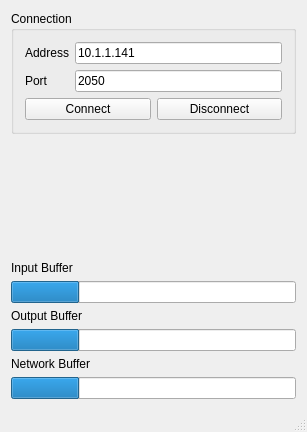
Before: the Qt Designer form mainwindow.ui in archnemesis/HomeServerIntercomTest2, drawn with Qt 5.
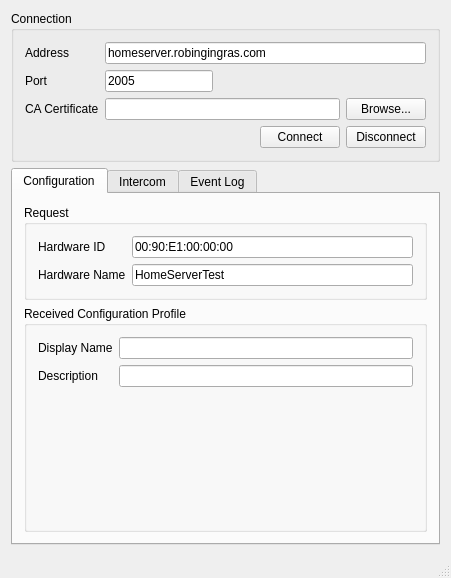
After: the same form once the commit is applied. The open tabs and pages were chosen to show the change.

The edit to the form file:
```diff
--- a/mainwindow.ui
+++ b/mainwindow.ui
@@ -6,15 +6,15 @@
    <rect>
     <x>0</x>
     <y>0</y>
-    <width>307</width>
-    <height>432</height>
+    <width>451</width>
+    <height>578</height>
    </rect>
   </property>
   <property name="windowTitle">
    <string>Intercom Test 2</string>
   </property>
   <widget class="QWidget" name="centralWidget">
-   <layout class="QVBoxLayout" name="verticalLayout_2">
+   <layout class="QVBoxLayout" name="verticalLayout_3">
     <item>
      <widget class="QGroupBox" name="groupBox">
       <property name="title">
@@ -22,7 +22,14 @@
       </property>
       <layout class="QVBoxLayout" name="verticalLayout">
        <item>
-        <layout class="QFormLayout" name="formLayout">
+        <layout class="QGridLayout" name="gridLayout">
+         <item row="2" column="0">
+          <widget class="QLabel" name="label_10">
+           <property name="text">
+            <string>CA Certificate</string>
+           </property>
+          </widget>
+         </item>
          <item row="0" column="0">
           <widget class="QLabel" name="label">
            <property name="text">
@@ -30,13 +37,6 @@
            </property>
           </widget>
          </item>
-         <item row="0" column="1">
-          <widget class="QLineEdit" name="hostAddress">
-           <property name="text">
-            <string>10.1.1.141</string>
-           </property>
-          </widget>
-         </item>
          <item row="1" column="0">
           <widget class="QLabel" name="label_2">
            <property name="text">
@@ -44,10 +44,33 @@
            </property>
           </widget>
          </item>
+         <item row="2" column="1">
+          <widget class="QLineEdit" name="cacertPath"/>
+         </item>
          <item row="1" column="1">
           <widget class="QLineEdit" name="hostPort">
+           <property name="sizePolicy">
+            <sizepolicy hsizetype="Maximum" vsizetype="Fixed">
+             <horstretch>0</horstretch>
+             <verstretch>0</verstretch>
+            </sizepolicy>
+           </property>
            <property name="text">
-            <string>2050</string>
+            <string>2005</string>
+           </property>
+          </widget>
+         </item>
+         <item row="2" column="2">
+          <widget class="QPushButton" name="certBrowseButton">
+           <property name="text">
+            <string>Browse...</string>
+           </property>
+          </widget>
+         </item>
+         <item row="0" column="1" colspan="2">
+          <widget class="QLineEdit" name="hostAddress">
+           <property name="text">
+            <string>homeserver.robingingras.com</string>
            </property>
           </widget>
          </item>
@@ -55,6 +78,19 @@
        </item>
        <item>
         <layout class="QHBoxLayout" name="horizontalLayout">
+         <item>
+          <spacer name="horizontalSpacer">
+           <property name="orientation">
+            <enum>Qt::Horizontal</enum>
+           </property>
+           <property name="sizeHint" stdset="0">
+            <size>
+             <width>40</width>
+             <height>20</height>
+            </size>
+           </property>
+          </spacer>
+         </item>
          <item>
           <widget class="QPushButton" name="connectButton">
            <property name="text">
@@ -75,6 +111,79 @@
      </widget>
     </item>
     <item>
+     <widget class="QTabWidget" name="tabWidget">
+      <property name="currentIndex">
+       <number>1</number>
+      </property>
+      <widget class="QWidget" name="tab">
+       <attribute name="title">
+        <string>Configuration</string>
+       </attribute>
+       <layout class="QVBoxLayout" name="verticalLayout_4">
+        <item>
+         <widget class="QGroupBox" name="groupBox_2">
+          <property name="title">
+           <string>Request</string>
+          </property>
+          <layout class="QFormLayout" name="formLayout_2">
+           <item row="0" column="0">
+            <widget class="QLabel" name="label_6">
+             <property name="text">
+              <string>Hardware ID</string>
+             </property>
+            </widget>
+           </item>
+           <item row="0" column="1">
+            <widget class="QLineEdit" name="hwidEdit">
+             <property name="text">
+              <string>00:90:E1:00:00:00</string>
+             </property>
+            </widget>
+           </item>
+           <item row="1" column="0">
+            <widget class="QLabel" name="label_7">
+             <property name="text">
+              <string>Hardware Name</string>
+             </property>
+            </widget>
+           </item>
+           <item row="1" column="1">
+            <widget class="QLineEdit" name="hwNameEdit">
+             <property name="text">
+              <string>HomeServerTest</string>
+             </property>
+            </widget>
+           </item>
+          </layout>
+         </widget>
+        </item>
+        <item>
+         <widget class="QGroupBox" name="groupBox_3">
+          <property name="title">
+           <string>Received Configuration Profile</string>
+          </property>
+          <layout class="QFormLayout" name="formLayout_3">
+           <item row="0" column="0">
+            <widget class="QLabel" name="label_8">
+             <property name="text">
+              <string>Display Name</string>
+             </property>
+            </widget>
+           </item>
+           <item row="0" column="1">
+            <widget class="QLineEdit" name="configDisplayName"/>
+           </item>
+           <item row="1" column="0">
+            <widget class="QLabel" name="label_9">
+             <property name="text">
+              <string>Description</string>
+             </property>
+            </widget>
+           </item>
+           <item row="1" column="1">
+            <widget class="QLineEdit" name="configDescription"/>
+           </item>
+           <item row="2" column="1">
      <spacer name="verticalSpacer">
       <property name="orientation">
        <enum>Qt::Vertical</enum>
@@ -87,6 +196,66 @@
       </property>
      </spacer>
     </item>
+          </layout>
+         </widget>
+        </item>
+       </layout>
+      </widget>
+      <widget class="QWidget" name="tab_2">
+       <attribute name="title">
+        <string>Intercom</string>
+       </attribute>
+       <layout class="QHBoxLayout" name="horizontalLayout_3" stretch="1,1">
+        <item>
+         <widget class="QListWidget" name="contactList"/>
+        </item>
+        <item>
+         <layout class="QVBoxLayout" name="verticalLayout_5">
+          <item>
+           <layout class="QHBoxLayout" name="horizontalLayout_2">
+            <item>
+             <widget class="QPushButton" name="talkButton">
+              <property name="sizePolicy">
+               <sizepolicy hsizetype="Minimum" vsizetype="Expanding">
+                <horstretch>0</horstretch>
+                <verstretch>0</verstretch>
+               </sizepolicy>
+              </property>
+              <property name="text">
+               <string>Talk</string>
+              </property>
+             </widget>
+            </item>
+            <item>
+             <widget class="QPushButton" name="endButton">
+              <property name="sizePolicy">
+               <sizepolicy hsizetype="Minimum" vsizetype="Expanding">
+                <horstretch>0</horstretch>
+                <verstretch>0</verstretch>
+               </sizepolicy>
+              </property>
+              <property name="text">
+               <string>End</string>
+              </property>
+             </widget>
+            </item>
+           </layout>
+          </item>
+          <item>
+           <spacer name="verticalSpacer_2">
+            <property name="orientation">
+             <enum>Qt::Vertical</enum>
+            </property>
+            <property name="sizeHint" stdset="0">
+             <size>
+              <width>20</width>
+              <height>40</height>
+             </size>
+            </property>
+           </spacer>
+          </item>
+          <item>
+           <layout class="QVBoxLayout" name="verticalLayout_2">
     <item>
      <widget class="QLabel" name="label_3">
       <property name="text">
@@ -97,7 +266,7 @@
     <item>
      <widget class="QProgressBar" name="audioBufferProgress">
       <property name="value">
-       <number>24</number>
+               <number>0</number>
       </property>
       <property name="textVisible">
        <bool>false</bool>
@@ -114,7 +283,7 @@
     <item>
      <widget class="QProgressBar" name="outputBufferProgress">
       <property name="value">
-       <number>24</number>
+               <number>0</number>
       </property>
       <property name="textVisible">
        <bool>false</bool>
@@ -131,11 +300,29 @@
     <item>
      <widget class="QProgressBar" name="networkBufferProgress">
       <property name="value">
-       <number>24</number>
+               <number>0</number>
       </property>
       <property name="textVisible">
        <bool>false</bool>
       </property>
+             </widget>
+            </item>
+           </layout>
+          </item>
+         </layout>
+        </item>
+       </layout>
+      </widget>
+      <widget class="QWidget" name="tab_3">
+       <attribute name="title">
+        <string>Event Log</string>
+       </attribute>
+       <layout class="QVBoxLayout" name="verticalLayout_6">
+        <item>
+         <widget class="QPlainTextEdit" name="logText"/>
+        </item>
+       </layout>
+      </widget>
      </widget>
     </item>
    </layout>
```
Lines whose indentation alone changed are shown as unchanged.
